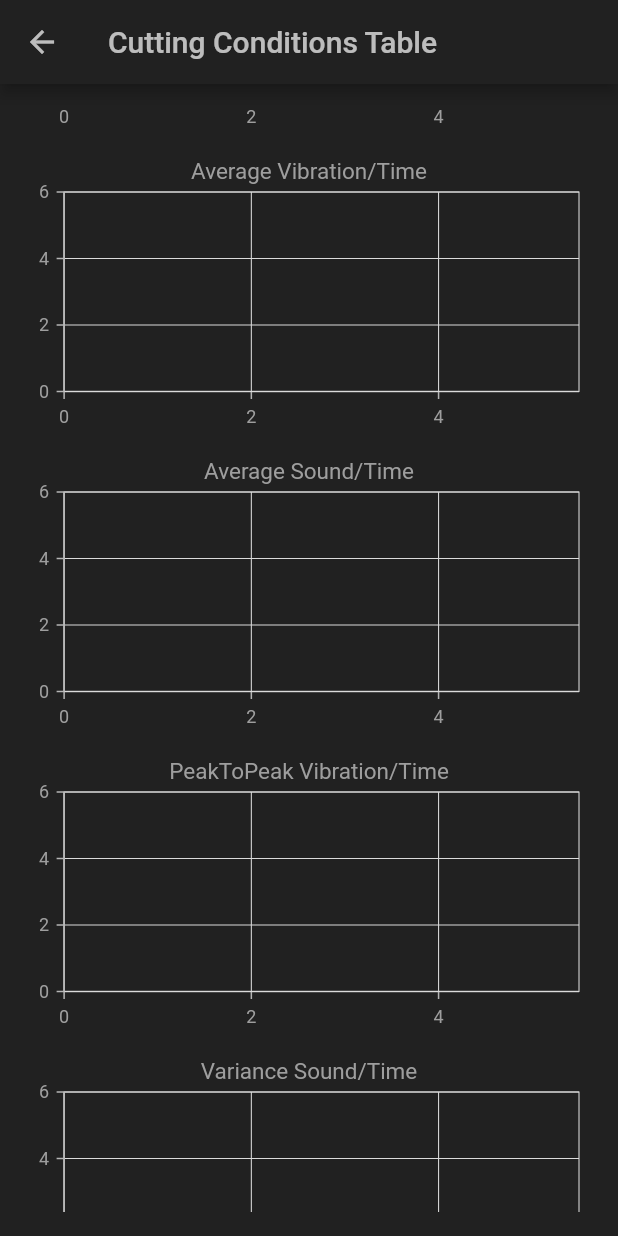
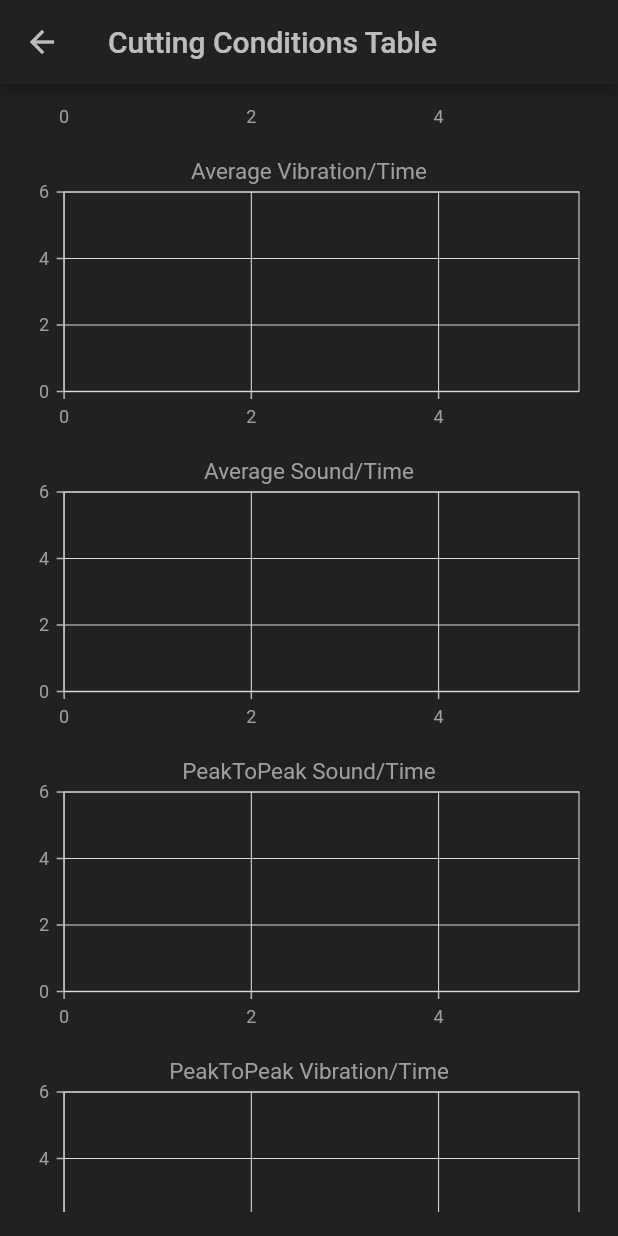
Before and after one commit to emirkantul/mobile-app-for-industry-v4.0-of-machining-processes, a Flutter app: the AnalysisTable screen opened directly with empty values, scrolled down 1152 dp, on a phone screen of 412 x 824 dp. Run offline on Flutter 3.47's test engine with Material 2 defaults, Android fonts, the phone set to English and light mode, and no system bars; our stand-ins replace syncfusion_flutter_charts; missing offline and left inert: fftea.

Commit message:
Added p2p sound and mean square frequency

```diff
--- a/lib/AnalysisTable.dart
+++ b/lib/AnalysisTable.dart
@@ -27,6 +27,7 @@ class _AnalysisTableState extends State<AnalysisTable> {
   List<TSV> _varianceData = [];
   List<TSV> _standardDeviationData = []; // New list for standard deviation form factor values
   List<TSV> _gravityCenterFrequencyData = [];
+  List<TSV> _meanSquareFrequencyData = [];
 
   final revolutionsCount = TextEditingController();
   final fftCount = TextEditingController();
@@ -70,6 +71,8 @@ class _AnalysisTableState extends State<AnalysisTable> {
   late TrackballBehavior _trackballBehaviorSTDDevVibration;
   late TrackballBehavior _trackballBehaviorGravityCenterSound;
   late TrackballBehavior _trackballBehaviorGravityCenterVibration;
+  late TrackballBehavior _trackballBehaviorMeanSquareSound;
+  late TrackballBehavior _trackballBehaviorMeanSquareVibration;
 
 
   @override
@@ -89,6 +92,8 @@ class _AnalysisTableState extends State<AnalysisTable> {
     _trackballBehaviorSTDDevVibration = TrackballBehavior(enable: true);
     _trackballBehaviorGravityCenterSound = TrackballBehavior(enable: true);
     _trackballBehaviorGravityCenterVibration = TrackballBehavior(enable: true);
+    _trackballBehaviorMeanSquareSound = TrackballBehavior(enable: true);
+    _trackballBehaviorMeanSquareVibration = TrackballBehavior(enable: true);
 
 
 
@@ -108,6 +113,7 @@ class _AnalysisTableState extends State<AnalysisTable> {
     var tempVariance = tsvVariance(tempMaximum, tempMinimum); // New line for variance calculation
     var tempStandardDeviation = tsvStandardDeviation(tempMaximum, tempMinimum); // New line for standard deviation calculation
     var tempGravityCenterFrequency = tsvGravityCenterFrequency(_factorData, analysisPeriod, fftCount, samplingFrequency);
+    var tempMeanSquareFrequency = tsvMeanSquareFrequency(_factorData, analysisPeriod, fftCount, samplingFrequency);
     var tempTime = tempMaximum['tMax'];
 
     List<TSV> maximumValues = [];
@@ -117,6 +123,7 @@ class _AnalysisTableState extends State<AnalysisTable> {
     List<TSV> varianceValues = []; // New list for variance form factor values
     List<TSV> standardDeviationValues = []; // New list for standard deviation form factor values
     List<TSV> gravityCenterFrequencyValues = [];
+    List<TSV> meanSquareFrequencyValues = [];
 
     for (var i = 0; i < tempTime!.length; i++) {
       maximumValues.add(TSV(
@@ -154,6 +161,11 @@ class _AnalysisTableState extends State<AnalysisTable> {
         sound: tempGravityCenterFrequency['sGravityCenterFrequency']![i],
         vibration: tempGravityCenterFrequency['vGravityCenterFrequency']![i],
       ));
+      meanSquareFrequencyValues.add(TSV(
+          time: tempTime[i],
+          sound: tempMeanSquareFrequency['sMeanSquareFrequency']![i],
+          vibration: tempMeanSquareFrequency['vMeanSquareFrequency']![i],
+      ));
     }
     _maximumData = maximumValues;
     _minimumData = minimumValues;
@@ -162,6 +174,7 @@ class _AnalysisTableState extends State<AnalysisTable> {
     _varianceData = varianceValues; // Assigning the variance form factor values
     _standardDeviationData = standardDeviationValues; // Assigning the standard deviation form factor values
     _gravityCenterFrequencyData = gravityCenterFrequencyValues;
+    _meanSquareFrequencyData = meanSquareFrequencyValues;
   });
 }
 
@@ -478,6 +491,33 @@ class _AnalysisTableState extends State<AnalysisTable> {
                       width: 600,
                       height: 200,
                       child: SfCartesianChart(
+                        title: ChartTitle(text: "PeakToPeak Sound/Time",
+                            textStyle: TextStyle(color: Colors.grey)),
+                        legend: Legend(isVisible: false),
+                        series: <ChartSeries>[
+                          FastLineSeries<TSV, double>(
+                            color: Colors.green.shade800,
+                            dataSource: _P2PData,
+                            xValueMapper: (TSV data, _) =>
+                            data.time * 10000.0,
+                            yValueMapper: (TSV data, _) => data.sound,
+                            name: "Sound",
+                            animationDuration: 0,
+                          ),
+                        ],
+                        primaryXAxis: NumericAxis(labelStyle: TextStyle(color: Colors.grey)),
+                        primaryYAxis: NumericAxis(labelStyle: TextStyle(color: Colors.grey)),
+                        trackballBehavior: _trackballBehaviorPeakToPeakSound,
+                      ),
+                    ),
+                  ],
+                ),
+                Stack(
+                  children: [
+                    SizedBox(
+                      width: 600,
+                      height: 200,
+                      child: SfCartesianChart(
                         title: ChartTitle(text: "PeakToPeak Vibration/Time",
                             textStyle: TextStyle(color: Colors.grey)),
                         legend: Legend(isVisible: false),
@@ -699,6 +739,60 @@ class _AnalysisTableState extends State<AnalysisTable> {
                     ),
                   ],
                 ),
+                Stack(
+                  children: [
+                    SizedBox(
+                      width: 600,
+                      height: 200,
+                      child: SfCartesianChart(
+                        title: ChartTitle(text: "Mean Square Frequency Sound/Time" ,
+                            textStyle: TextStyle(color: Colors.grey)),
+                        legend: Legend(isVisible: false),
+                        series: <ChartSeries>[
+                          FastLineSeries<TSV, double>(
+                            color: Colors.green.shade800,
+                            dataSource: _meanSquareFrequencyData,
+                            xValueMapper: (TSV data, _) =>
+                            data.time * 10000.0,
+                            yValueMapper: (TSV data, _) => data.sound,
+                            name: "Sound",
+                            animationDuration: 0,
+                          ),
+                        ],
+                        primaryXAxis: NumericAxis(labelStyle: TextStyle(color: Colors.grey)),
+                        primaryYAxis: NumericAxis(labelStyle: TextStyle(color: Colors.grey)),
+                        trackballBehavior: _trackballBehaviorMeanSquareSound,
+                      ),
+                    ),
+                  ],
+                ),
+                Stack(
+                  children: [
+                    SizedBox(
+                      width: 600,
+                      height: 200,
+                      child: SfCartesianChart(
+                        title: ChartTitle(text: "Mean Square Frequency Vibration/Time" ,
+                            textStyle: TextStyle(color: Colors.grey)),
+                        legend: Legend(isVisible: false),
+                        series: <ChartSeries>[
+                          FastLineSeries<TSV, double>(
+                            color: Colors.green.shade800,
+                            dataSource: _meanSquareFrequencyData,
+                            xValueMapper: (TSV data, _) =>
+                            data.time * 10000.0,
+                            yValueMapper: (TSV data, _) => data.vibration,
+                            name: "Vibration",
+                            animationDuration: 0,
+                          ),
+                        ],
+                        primaryXAxis: NumericAxis(labelStyle: TextStyle(color: Colors.grey)),
+                        primaryYAxis: NumericAxis(labelStyle: TextStyle(color: Colors.grey)),
+                        trackballBehavior: _trackballBehaviorMeanSquareVibration,
+                      ),
+                    ),
+                  ],
+                ),
               ],
             ),
           ],
--- a/lib/analysis.dart
+++ b/lib/analysis.dart
@@ -214,3 +214,31 @@ Map<String, List<double>> tsvGravityCenterFrequency(List<TSV> list, int period,
         .map((e) => e.vibration).toList(), period), fftCount, samplesPerSecond),
   };
 }
+
+List<double> meanSquareFrequencyValues(List<List<double>> list, int fftCount, double samplesPerSecond) {
+  List<double> values = [];
+  List<TopValuesFFT> fftResults = fftValues(list, fftCount, samplesPerSecond);
+  for (var i = 0; i < fftResults.length; i++) {
+    double magnitudeTimesFrequencySum = 0;
+    double magnitudeSum = 0;
+    for(var j = 0; j < fftResults[i].magnitudes.length; j++) {
+      magnitudeTimesFrequencySum += pow(fftResults[i].magnitudes[j], 2)*fftResults[i].frequencies[j];
+      magnitudeSum += fftResults[i].magnitudes[j];
+    }
+
+    values.add(magnitudeTimesFrequencySum/magnitudeSum);
+  }
+  return values;
+}
+
+Map<String, List<double>> tsvMeanSquareFrequency(List<TSV> list, int period, int fftCount, double samplesPerSecond) {
+
+  return {
+    'tMeanSquareFrequency': meanSquareFrequencyValues(splitIntoChunks(list
+        .map((e) => e.time).toList(), period), fftCount, samplesPerSecond),
+    'sMeanSquareFrequency': meanSquareFrequencyValues(splitIntoChunks(list
+        .map((e) => e.sound).toList(), period), fftCount, samplesPerSecond),
+    'vMeanSquareFrequency': meanSquareFrequencyValues(splitIntoChunks(list
+        .map((e) => e.vibration).toList(), period), fftCount, samplesPerSecond),
+  };
+}
```
